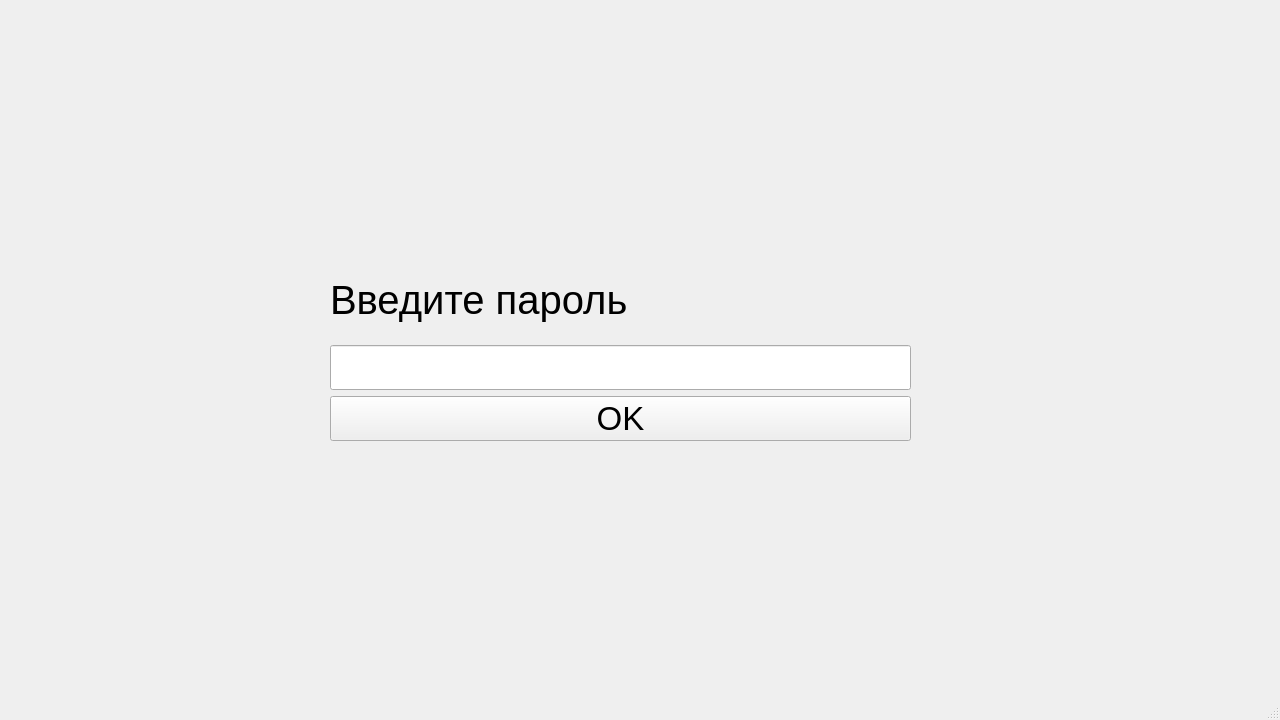
The window that PasswordWindow.ui (DrDeLaBill/ReagentDispenser) describes before a commit, drawn with Qt 5.
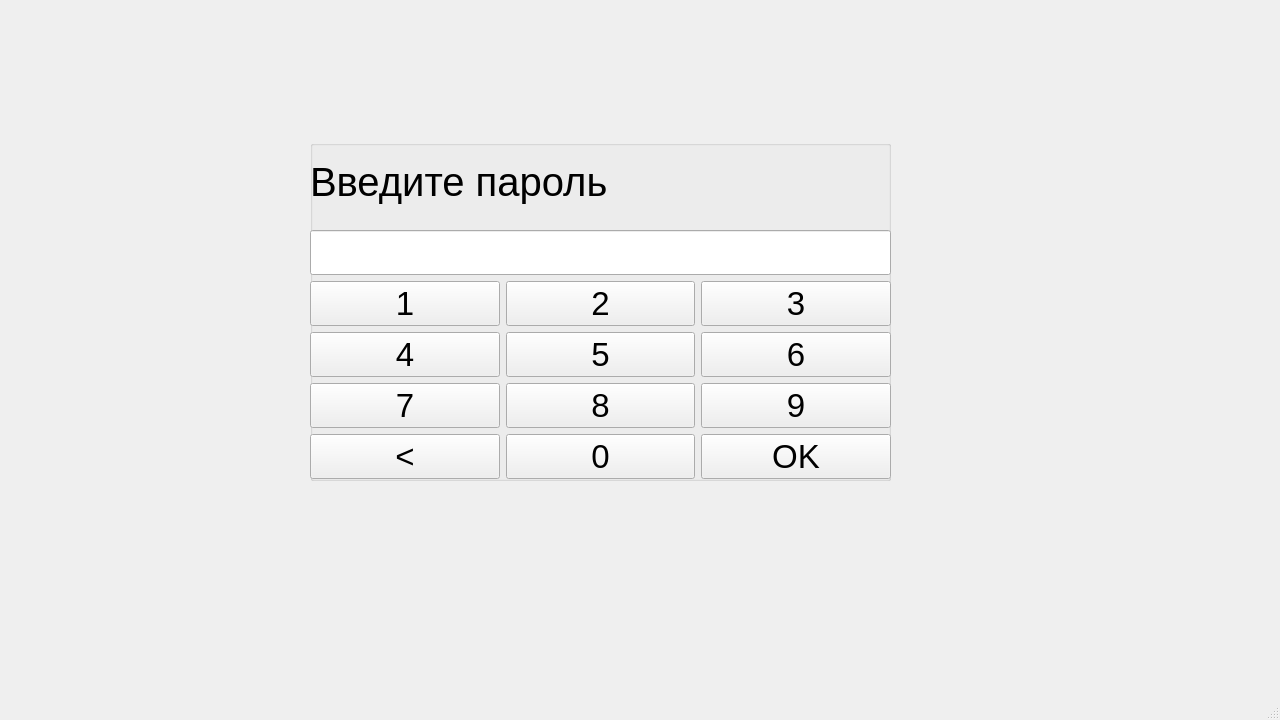
The same window after the commit.

The edit to the form file:
```diff
--- a/PasswordWindow.ui
+++ b/PasswordWindow.ui
@@ -14,13 +14,25 @@
    <string>MainWindow</string>
   </property>
   <widget class="QWidget" name="centralwidget">
+   <widget class="QGroupBox" name="groupBox">
+    <property name="geometry">
+     <rect>
+      <x>310</x>
+      <y>140</y>
+      <width>581</width>
+      <height>341</height>
+     </rect>
+    </property>
+    <property name="title">
+     <string/>
+    </property>
    <widget class="QWidget" name="verticalLayoutWidget">
     <property name="geometry">
      <rect>
-      <x>330</x>
-      <y>260</y>
+       <x>0</x>
+       <y>0</y>
       <width>581</width>
-      <height>181</height>
+       <height>339</height>
      </rect>
     </property>
     <layout class="QVBoxLayout" name="verticalLayout">
@@ -46,7 +58,69 @@
       </widget>
      </item>
      <item>
-      <widget class="QPushButton" name="pushButton">
+       <layout class="QGridLayout" name="gridLayout_2">
+        <item row="2" column="1">
+         <widget class="QPushButton" name="b5">
+          <property name="font">
+           <font>
+            <pointsize>25</pointsize>
+           </font>
+          </property>
+          <property name="text">
+           <string>5</string>
+          </property>
+         </widget>
+        </item>
+        <item row="2" column="0">
+         <widget class="QPushButton" name="b4">
+          <property name="font">
+           <font>
+            <pointsize>25</pointsize>
+           </font>
+          </property>
+          <property name="text">
+           <string>4</string>
+          </property>
+         </widget>
+        </item>
+        <item row="1" column="1">
+         <widget class="QPushButton" name="b2">
+          <property name="font">
+           <font>
+            <pointsize>25</pointsize>
+           </font>
+          </property>
+          <property name="text">
+           <string>2</string>
+          </property>
+         </widget>
+        </item>
+        <item row="5" column="1">
+         <widget class="QPushButton" name="b0">
+          <property name="font">
+           <font>
+            <pointsize>25</pointsize>
+           </font>
+          </property>
+          <property name="text">
+           <string>0</string>
+          </property>
+         </widget>
+        </item>
+        <item row="5" column="0">
+         <widget class="QPushButton" name="bDel">
+          <property name="font">
+           <font>
+            <pointsize>25</pointsize>
+           </font>
+          </property>
+          <property name="text">
+           <string>&lt;</string>
+          </property>
+         </widget>
+        </item>
+        <item row="5" column="2">
+         <widget class="QPushButton" name="bOK">
        <property name="font">
         <font>
          <pointsize>25</pointsize>
@@ -57,7 +131,82 @@
        </property>
       </widget>
      </item>
-    </layout>
+        <item row="4" column="1">
+         <widget class="QPushButton" name="b8">
+          <property name="font">
+           <font>
+            <pointsize>25</pointsize>
+           </font>
+          </property>
+          <property name="text">
+           <string>8</string>
+          </property>
+         </widget>
+        </item>
+        <item row="1" column="2">
+         <widget class="QPushButton" name="b3">
+          <property name="font">
+           <font>
+            <pointsize>25</pointsize>
+           </font>
+          </property>
+          <property name="text">
+           <string>3</string>
+          </property>
+         </widget>
+        </item>
+        <item row="4" column="2">
+         <widget class="QPushButton" name="b9">
+          <property name="font">
+           <font>
+            <pointsize>25</pointsize>
+           </font>
+          </property>
+          <property name="text">
+           <string>9</string>
+          </property>
+         </widget>
+        </item>
+        <item row="1" column="0">
+         <widget class="QPushButton" name="b1">
+          <property name="font">
+           <font>
+            <pointsize>25</pointsize>
+           </font>
+          </property>
+          <property name="text">
+           <string>1</string>
+          </property>
+         </widget>
+        </item>
+        <item row="2" column="2">
+         <widget class="QPushButton" name="b6">
+          <property name="font">
+           <font>
+            <pointsize>25</pointsize>
+           </font>
+          </property>
+          <property name="text">
+           <string>6</string>
+          </property>
+         </widget>
+        </item>
+        <item row="4" column="0">
+         <widget class="QPushButton" name="b7">
+          <property name="font">
+           <font>
+            <pointsize>25</pointsize>
+           </font>
+          </property>
+          <property name="text">
+           <string>7</string>
+          </property>
+         </widget>
+        </item>
+       </layout>
+      </item>
+     </layout>
+    </widget>
    </widget>
   </widget>
   <widget class="QMenuBar" name="menubar">
```
Lines whose indentation alone changed are shown as unchanged.
